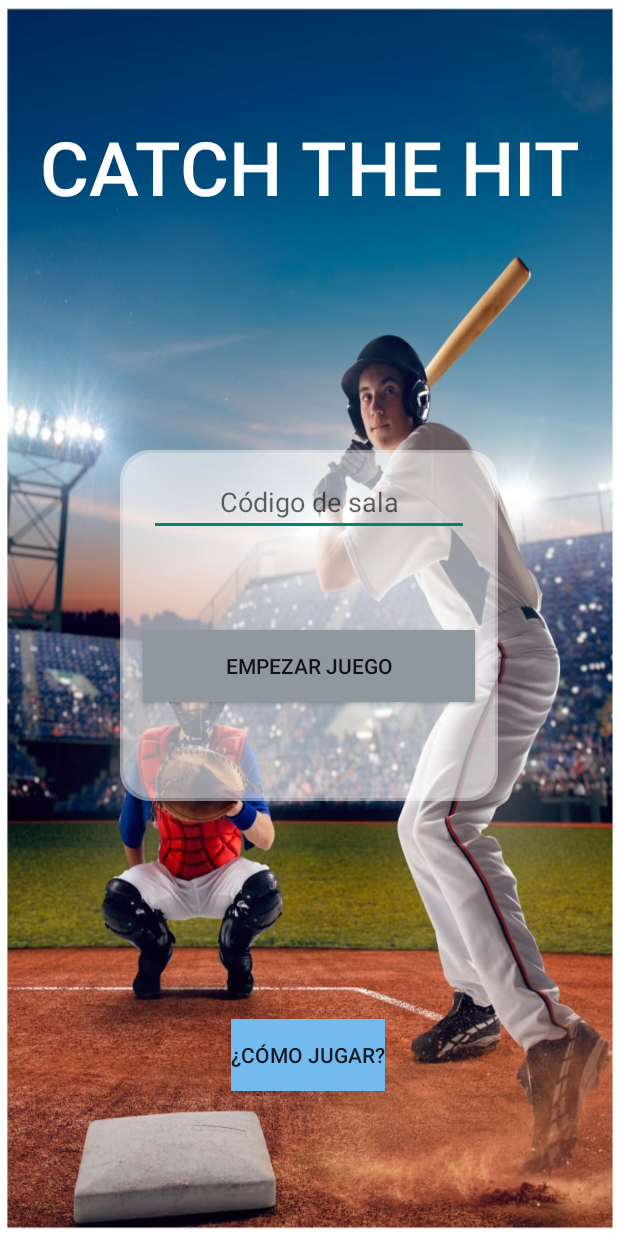
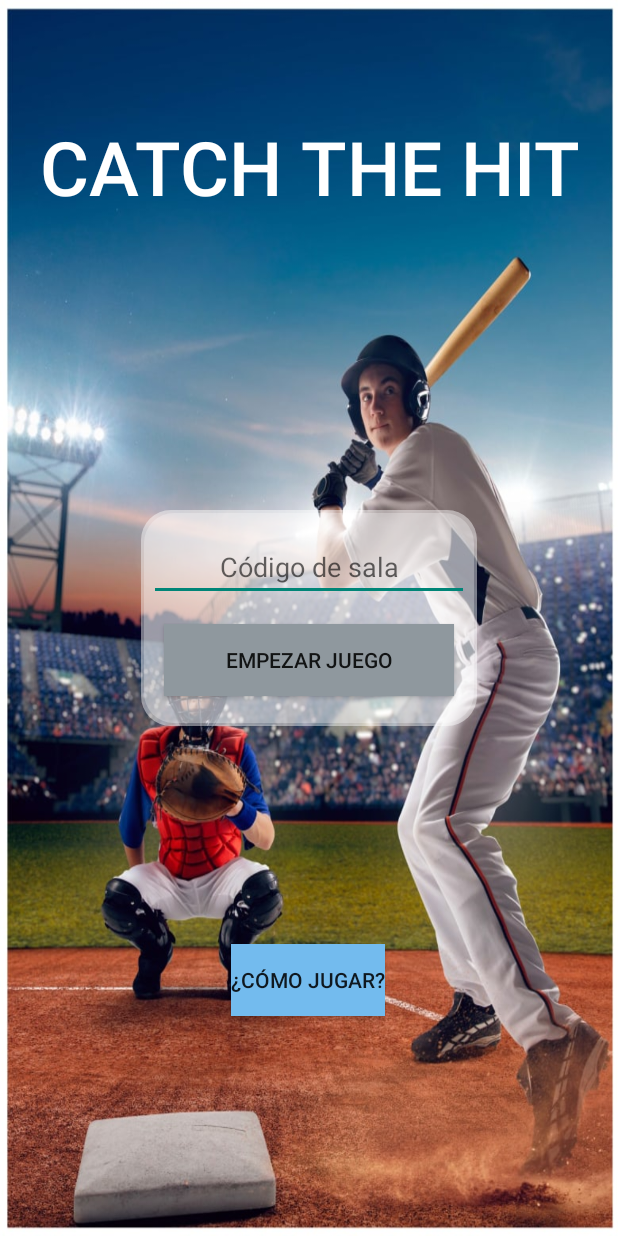
Before and after one commit to Loloncio/CatchTheHit, an Android app: the screen it shows after launch (Inicio), on a phone screen of 412 x 824 dp. Run offline under Robolectric (Android 15) with nearby library versions, the light colour scheme and no system bars; our stand-ins replace Firebase (no records; nobody signed in at launch, a user with empty details on screens opened directly).

Commit message:
El inicio ya no se descuadra en telefonos de caracteristicas distintas al preview

```diff
--- a/app/src/main/res/layout/activity_inicio.xml
+++ b/app/src/main/res/layout/activity_inicio.xml
@@ -40,12 +40,8 @@
 
     <androidx.constraintlayout.widget.ConstraintLayout
         android:id="@+id/constraintLayout3"
-        android:layout_width="match_parent"
-        android:layout_height="match_parent"
-        android:layout_marginStart="80dp"
-        android:layout_marginTop="300dp"
-        android:layout_marginEnd="80dp"
-        android:layout_marginBottom="290dp"
+        android:layout_width="wrap_content"
+        android:layout_height="wrap_content"
         android:background="@drawable/border"
         android:backgroundTint="@color/fondo"
         app:layout_constraintBottom_toBottomOf="parent"
@@ -57,7 +53,9 @@
             android:id="@+id/txtEdad"
             android:layout_width="wrap_content"
             android:layout_height="wrap_content"
-            android:layout_marginTop="12dp"
+            android:layout_marginStart="5dp"
+            android:layout_marginTop="15dp"
+            android:layout_marginEnd="5dp"
             android:ems="10"
             android:hint="Código de sala"
             android:inputType="text"
@@ -72,7 +70,7 @@
             android:layout_height="wrap_content"
             android:layout_gravity="center_horizontal"
             android:layout_marginStart="15dp"
-            android:layout_marginTop="16dp"
+            android:layout_marginTop="15dp"
             android:layout_marginEnd="15dp"
             android:layout_marginBottom="20dp"
             android:background="#8f989e"
```
